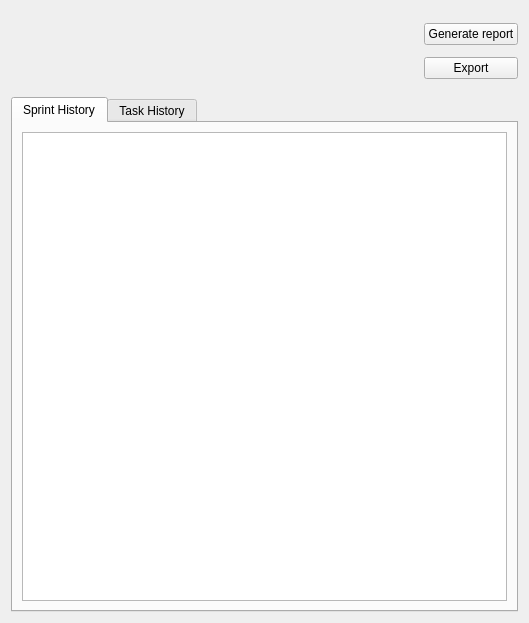
Before: the Qt Designer form qt_gui/ui/history.ui in ravenvz/SprintTimer, drawn with Qt 5.
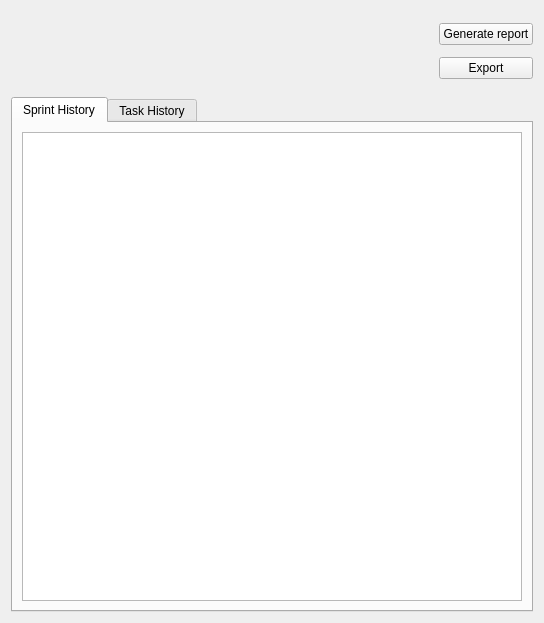
After: the same form once the commit is applied. Icons and pictures are not drawn. Custom widgets are drawn as their Qt base class.

The edit to the form file:
```diff
--- a/qt_gui/ui/history.ui
+++ b/qt_gui/ui/history.ui
@@ -6,7 +6,7 @@
    <rect>
     <x>0</x>
     <y>0</y>
-    <width>529</width>
+    <width>544</width>
     <height>623</height>
    </rect>
   </property>
```
Left out of the diff: 2 changed lines with no effect on the pictures.
